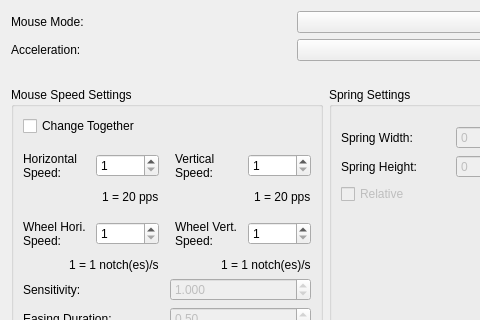
AntiMicroX/antimicrox, file src/mousesettingsdialog.ui: the form before one commit; both pictures show x 0 to 480 and y 0 to 320 of the 587 by 525 pixel window.
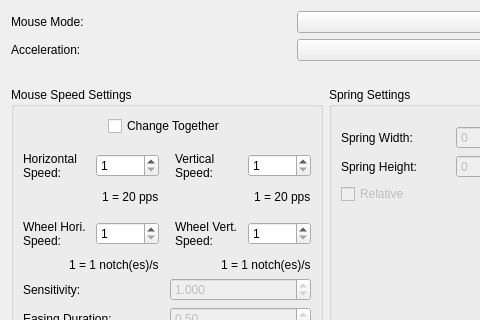
The form after the commit.

Diff of the .ui file:
```diff
--- a/src/mousesettingsdialog.ui
+++ b/src/mousesettingsdialog.ui
@@ -161,7 +161,7 @@
           <bool>false</bool>
          </property>
          <layout class="QVBoxLayout" name="verticalLayout_12">
-          <item>
+          <item alignment="Qt::AlignHCenter">
            <widget class="QCheckBox" name="changeMouseSpeedsTogetherCheckBox">
             <property name="enabled">
              <bool>true</bool>
```
